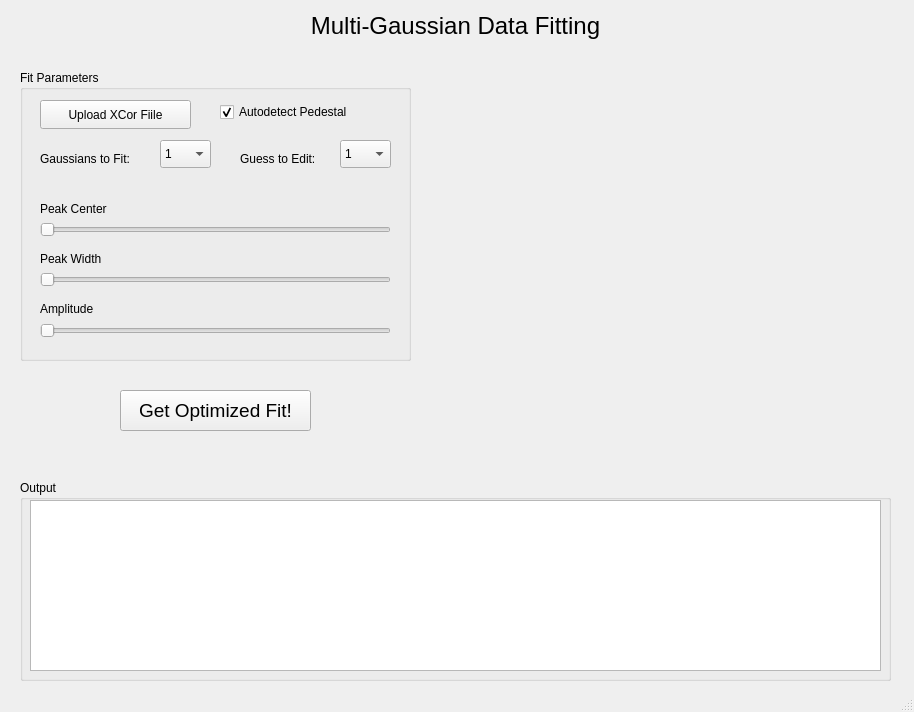
Qt form gaussian_alex_edition.ui (lisazacarias/gaussian) before a commit.
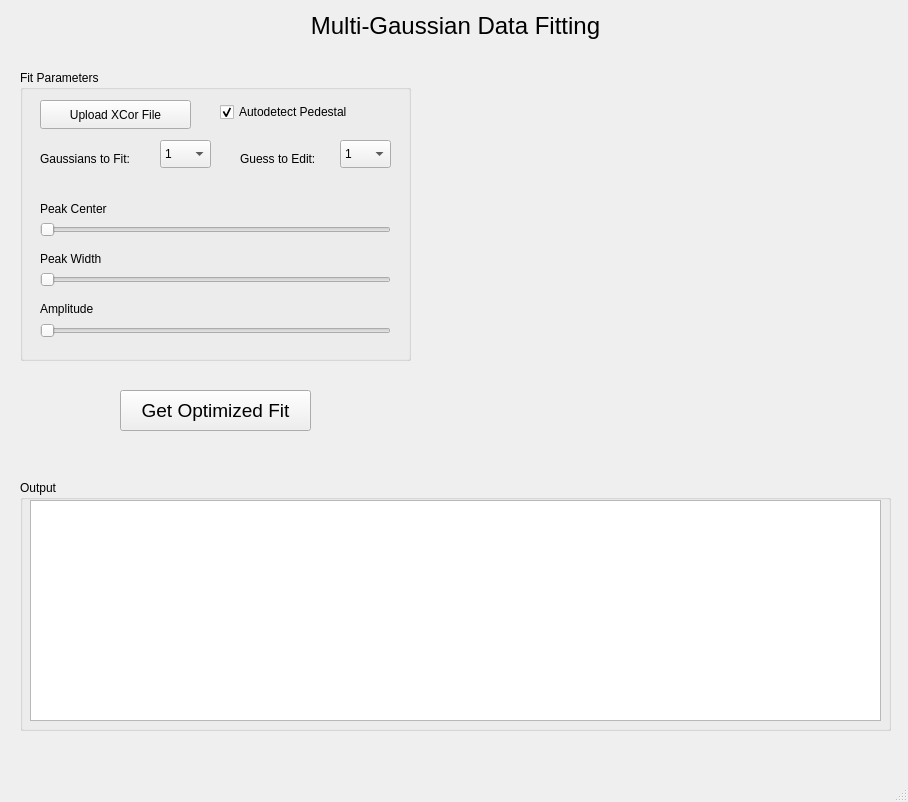
The same form after that commit.

Commit message: now using real x values

```diff
--- a/gaussian_alex_edition.ui
+++ b/gaussian_alex_edition.ui
@@ -6,8 +6,8 @@
    <rect>
     <x>0</x>
     <y>0</y>
-    <width>914</width>
-    <height>712</height>
+    <width>908</width>
+    <height>802</height>
    </rect>
   </property>
   <property name="windowTitle">
@@ -207,7 +207,7 @@
       </rect>
      </property>
      <property name="text">
-      <string>Upload XCor Fiile</string>
+      <string>Upload XCor File</string>
      </property>
     </widget>
     <widget class="QCheckBox" name="filterPedestal">
@@ -233,7 +233,7 @@
       <x>20</x>
       <y>480</y>
       <width>871</width>
-      <height>201</height>
+      <height>251</height>
      </rect>
     </property>
     <property name="title">
@@ -245,7 +245,7 @@
        <x>10</x>
        <y>20</y>
        <width>851</width>
-       <height>171</height>
+       <height>221</height>
       </rect>
      </property>
     </widget>
@@ -265,7 +265,7 @@
      </font>
     </property>
     <property name="text">
-     <string>Get Optimized Fit!</string>
+     <string>Get Optimized Fit</string>
     </property>
    </widget>
   </widget>
```
Left out of the diff: 2 changed lines with no effect on the pictures. The commit also changes 2 other files.
